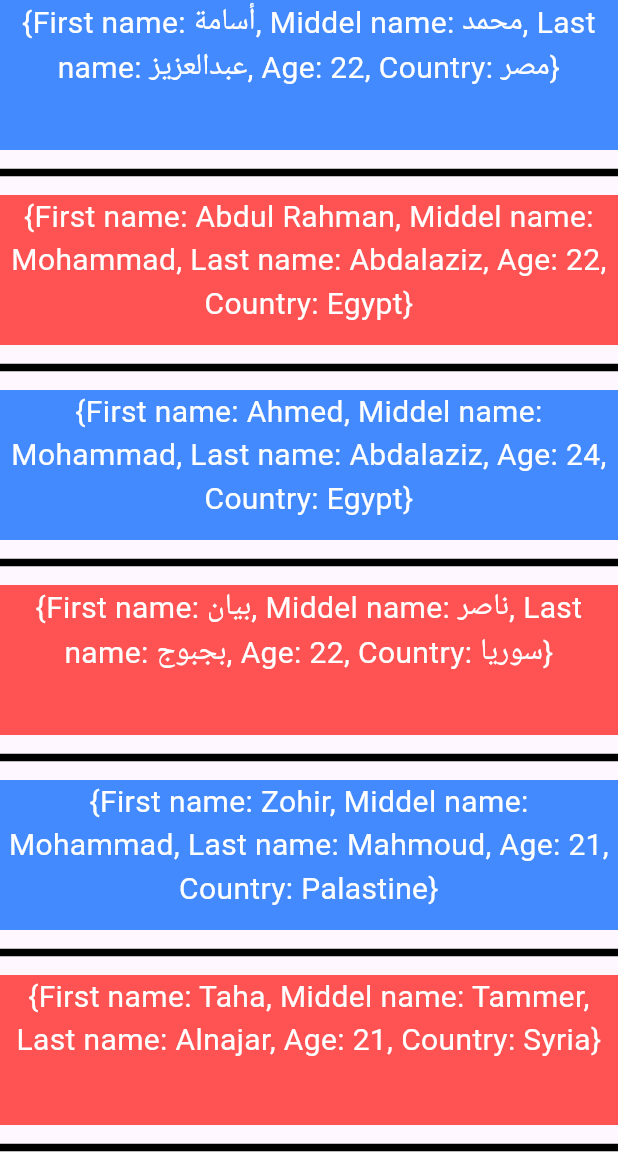
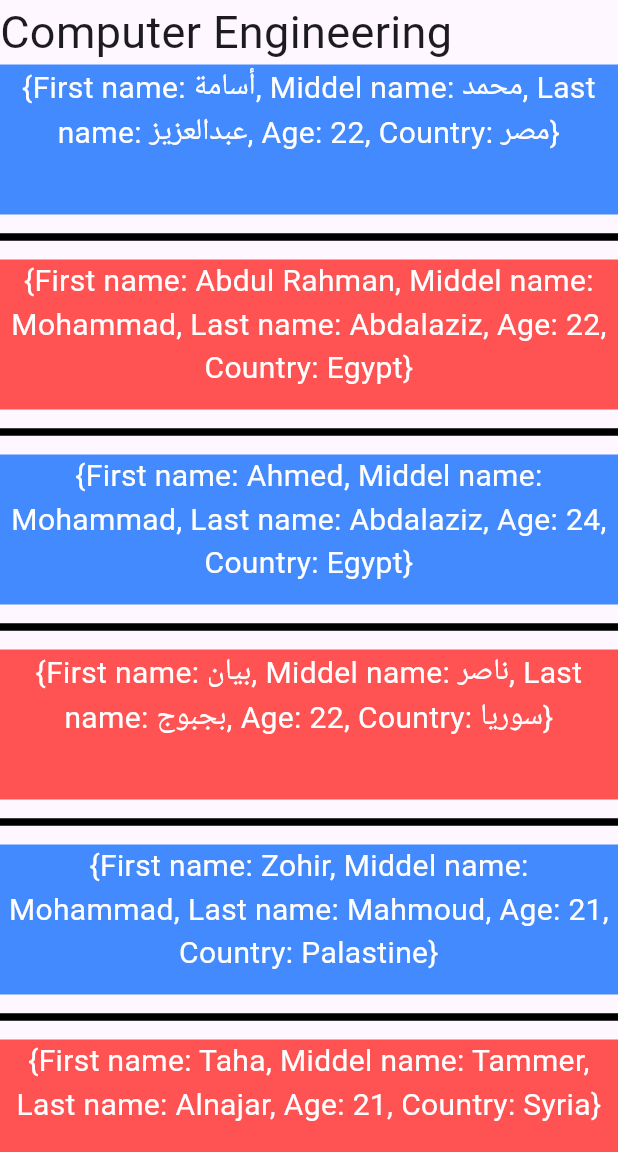
Before and after one commit to OsamaMohammadAbdalaziz/fluttercourse, a Flutter app: the screen it shows after launch, on a phone screen of 412 x 824 dp, the part 84-1236 px from its top. Run offline on Flutter 3.47's test engine with Material 3 defaults, Android fonts, the phone set to English and light mode, and no system bars.

Commit message:
When shrinkWrap with two Listviews

```diff
--- a/lib/main.dart
+++ b/lib/main.dart
@@ -88,8 +88,11 @@ class MyApp extends StatelessWidget {
           ),
           body: ListView(
             children: [
-              Container(
-                child: ListView.separated(
+              const Text(
+                "Computer Engineering",
+                style: TextStyle(fontSize: 30),
+              ),
+              ListView.separated(
                 shrinkWrap: true,
                 physics: NeverScrollableScrollPhysics(),
                 separatorBuilder: (context, i) {
@@ -107,12 +110,10 @@ class MyApp extends StatelessWidget {
                     child: Text(
                       '${empolyee[i]}',
                       textAlign: TextAlign.center,
-                        style:
-                            const TextStyle(fontSize: 20, color: Colors.white),
+                      style: const TextStyle(fontSize: 20, color: Colors.white),
                     ),
                   );
                 },
-                ),
               ),
             ],
           ),
```
Lines whose indentation alone changed are shown as unchanged.
